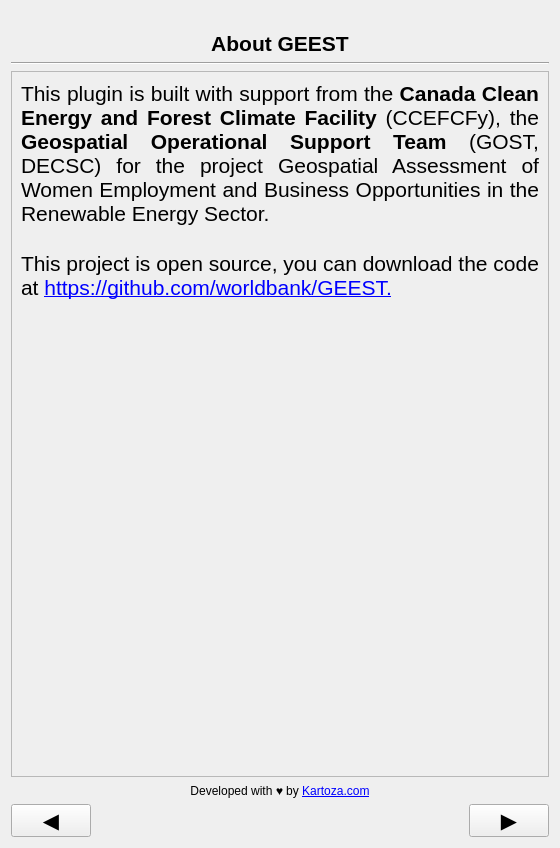
Before: the Qt Designer form geest/ui/credits_panel_base.ui in worldbank/GEEST, drawn with Qt 5.
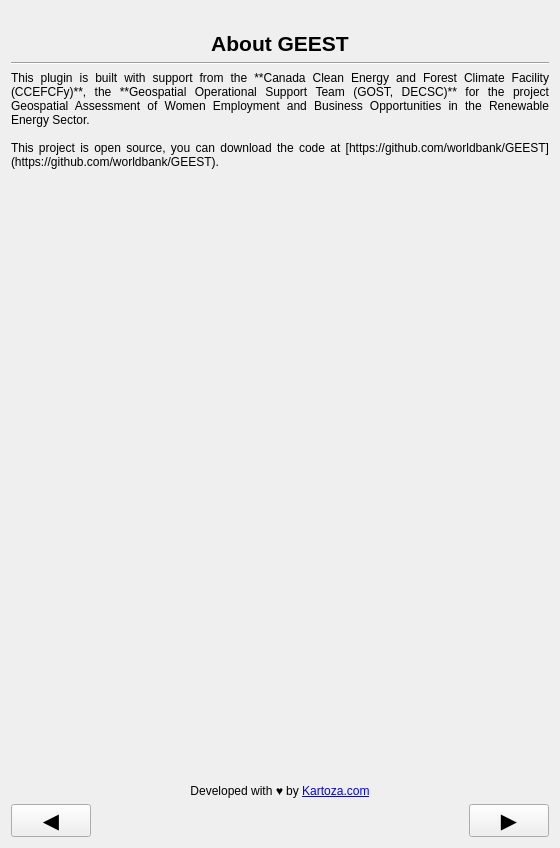
After: the same form once the commit is applied. Icons and pictures are not drawn.

Commit message: WIP to resize elements based on panel width

Diff of the .ui file:
```diff
--- a/geest/ui/credits_panel_base.ui
+++ b/geest/ui/credits_panel_base.ui
@@ -154,6 +154,9 @@
    </item>
    <item row="3" column="0">
     <widget class="QScrollArea" name="scrollArea">
+     <property name="frameShape">
+      <enum>QFrame::NoFrame</enum>
+     </property>
      <property name="widgetResizable">
       <bool>true</bool>
      </property>
@@ -162,11 +165,23 @@
        <rect>
         <x>0</x>
         <y>0</y>
-        <width>526</width>
-        <height>670</height>
+        <width>542</width>
+        <height>629</height>
        </rect>
       </property>
       <layout class="QGridLayout" name="gridLayout_2">
+       <property name="leftMargin">
+        <number>0</number>
+       </property>
+       <property name="topMargin">
+        <number>0</number>
+       </property>
+       <property name="rightMargin">
+        <number>0</number>
+       </property>
+       <property name="bottomMargin">
+        <number>0</number>
+       </property>
        <item row="0" column="0">
         <widget class="QLabel" name="description">
          <property name="sizePolicy">
@@ -176,35 +191,21 @@
           </sizepolicy>
          </property>
          <property name="text">
-          <string>&lt;html&gt;&lt;head/&gt;&lt;body&gt;&lt;p&gt;&lt;span style=&quot; font-size:16pt;&quot;&gt;This plugin is built with support from the &lt;/span&gt;&lt;span style=&quot; font-size:16pt; font-weight:600;&quot;&gt;Canada Clean Energy and Forest Climate Facility&lt;/span&gt;&lt;span style=&quot; font-size:16pt;&quot;&gt; (CCEFCFy), the &lt;/span&gt;&lt;span style=&quot; font-size:16pt; font-weight:600;&quot;&gt;Geospatial Operational Support Team&lt;/span&gt;&lt;span style=&quot; font-size:16pt;&quot;&gt; (GOST, DECSC) for the project Geospatial Assessment of Women Employment and Business Opportunities in the Renewable Energy Sector. &lt;br/&gt;&lt;/span&gt;&lt;/p&gt;&lt;p&gt;&lt;span style=&quot; font-size:16pt;&quot;&gt;This project is open source, you can download the code at &lt;/span&gt;&lt;a href=&quot;https://github.com/worldbank/GEEST&quot;&gt;&lt;span style=&quot; font-size:16pt; text-decoration: underline; color:#0000ff;&quot;&gt;https://github.com/worldbank/GEEST.&lt;/span&gt;&lt;/a&gt;&lt;span style=&quot; font-size:16pt;&quot;&gt;&lt;br/&gt;&lt;/span&gt;&lt;/p&gt;&lt;p&gt;&lt;br/&gt;&lt;/p&gt;&lt;/body&gt;&lt;/html&gt;</string>
+          <string>This plugin is built with support from the **Canada Clean Energy and Forest Climate Facility (CCEFCFy)**, the **Geospatial Operational Support Team (GOST, DECSC)** for the project Geospatial Assessment of Women Employment and Business Opportunities in the Renewable Energy Sector. 
+
+This project is open source, you can download the code at [https://github.com/worldbank/GEEST](https://github.com/worldbank/GEEST).</string>
          </property>
          <property name="textFormat">
-          <enum>Qt::RichText</enum>
+          <enum>Qt::MarkdownText</enum>
          </property>
          <property name="alignment">
-          <set>Qt::AlignJustify|Qt::AlignVCenter</set>
+          <set>Qt::AlignJustify|Qt::AlignTop</set>
          </property>
          <property name="wordWrap">
           <bool>true</bool>
          </property>
         </widget>
        </item>
-       <item row="1" column="0">
-        <spacer name="verticalSpacer">
-         <property name="orientation">
-          <enum>Qt::Vertical</enum>
-         </property>
-         <property name="sizeType">
-          <enum>QSizePolicy::Expanding</enum>
-         </property>
-         <property name="sizeHint" stdset="0">
-          <size>
-           <width>20</width>
-           <height>318</height>
-          </size>
-         </property>
-        </spacer>
-       </item>
       </layout>
      </widget>
     </widget>
```
The commit also changes 7 other files.
